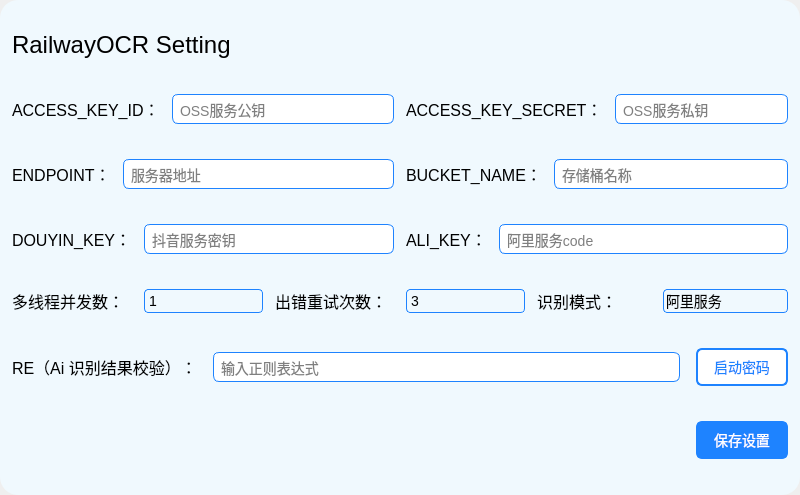
Qt form Ui_SettingWindow.ui (YangShengzhou03/RailwayOCR) before a commit.
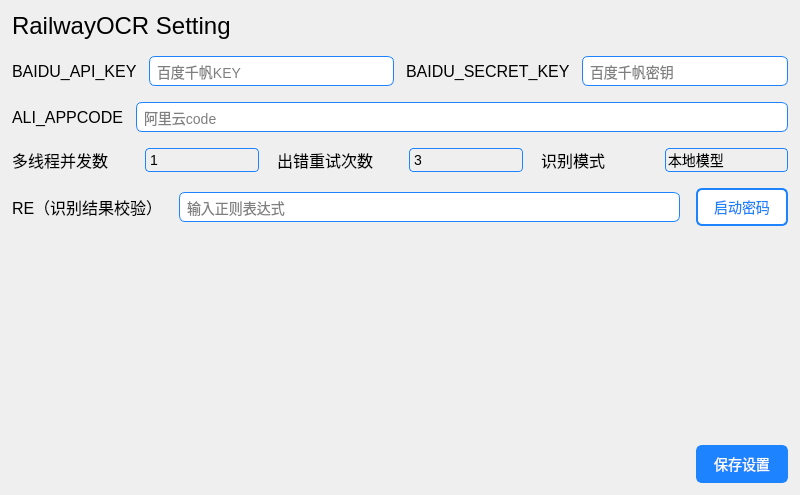
The same form after that commit. Icons and pictures are not drawn.

Patch:
```diff
--- a/Ui_SettingWindow.ui
+++ b/Ui_SettingWindow.ui
@@ -34,9 +34,9 @@
      <widget class="QFrame" name="main_frame">
       <property name="styleSheet">
        <string notr="true">QFrame{
-background-color: rgb(240, 249, 254);
+background-color: rgba(0, 0, 0, 0);
 border:0px solid red;
-border-radius:18px
+border-radius:0px
 }</string>
       </property>
       <property name="frameShape">
@@ -92,54 +92,6 @@
              </property>
             </widget>
            </item>
-           <item>
-            <widget class="QToolButton" name="toolButton_close">
-             <property name="styleSheet">
-              <string notr="true">QToolButton {
-    background: transparent;
-    border: none;
-    padding: 0;
-    spacing: 4px;
-    color: #333333;
-}
-
-QToolButton:hover {
-    background-color: rgb(255, 255, 255);
-    border-radius: 9px;
-}
-
-QToolButton:pressed {
-    background-color: rgba(150, 150, 150, 80);
-}
-
-QToolButton:disabled {
-    color: #999999;
-    opacity: 0.7;
-}
-
-QToolButton::menu-indicator {
-    image: none;
-    subcontrol-position: right center;
-    subcontrol-origin: padding;
-    width: 8px;
-    height: 8px;
-}</string>
-             </property>
-             <property name="text">
-              <string/>
-             </property>
-             <property name="icon">
-              <iconset>
-               <normaloff>resources/img/窗口控制/窗口控制-关闭.svg</normaloff>resources/img/窗口控制/窗口控制-关闭.svg</iconset>
-             </property>
-             <property name="iconSize">
-              <size>
-               <width>24</width>
-               <height>24</height>
-              </size>
-             </property>
-            </widget>
-           </item>
           </layout>
          </item>
          <item>
@@ -160,7 +112,7 @@
                 </font>
                </property>
                <property name="text">
-                <string>ACCESS_KEY_ID：</string>
+                <string>BAIDU_API_KEY</string>
                </property>
               </widget>
              </item>
@@ -199,7 +151,7 @@
 }</string>
                </property>
                <property name="placeholderText">
-                <string>OSS服务公钥</string>
+                <string>百度千帆KEY</string>
                </property>
               </widget>
              </item>
@@ -215,7 +167,7 @@
                 </font>
                </property>
                <property name="text">
-                <string>ACCESS_KEY_SECRET：</string>
+                <string>BAIDU_SECRET_KEY</string>
                </property>
               </widget>
              </item>
@@ -254,7 +206,7 @@
 }</string>
                </property>
                <property name="placeholderText">
-                <string>OSS服务私钥</string>
+                <string>百度千帆密钥</string>
                </property>
               </widget>
              </item>
@@ -280,7 +232,7 @@
                 </font>
                </property>
                <property name="text">
-                <string>ENDPOINT：</string>
+                <string>ALI_APPCODE</string>
                </property>
               </widget>
              </item>
@@ -319,62 +271,7 @@
 }</string>
                </property>
                <property name="placeholderText">
-                <string>服务器地址</string>
-               </property>
-              </widget>
-             </item>
-            </layout>
-           </item>
-           <item>
-            <layout class="QHBoxLayout" name="horizontalLayout_5">
-             <item>
-              <widget class="QLabel" name="label_5">
-               <property name="font">
-                <font>
-                 <pointsize>12</pointsize>
-                </font>
-               </property>
-               <property name="text">
-                <string>BUCKET_NAME：</string>
-               </property>
-              </widget>
-             </item>
-             <item>
-              <widget class="QLineEdit" name="lineEdit_BUCKET_NAME">
-               <property name="font">
-                <font>
-                 <pointsize>-1</pointsize>
-                </font>
-               </property>
-               <property name="styleSheet">
-                <string notr="true">QLineEdit {
-    border: 1px solid rgb(30, 131, 255);
-    border-radius: 6px;
-    padding: 5px;
-    background-color: white;
-    color: black;
-    font-size: 14px;
-}
-
-QLineEdit:hover {
-    border: 2px solid rgb(30, 131, 255);
-    padding: 4px;
-}
-
-QLineEdit:focus {
-    border: 2px solid rgb(30, 131, 255);
-    padding: 4px;
-    background-color: #f8faff;
-}
-
-QLineEdit:disabled {
-    border: 1px solid #cccccc;
-    background-color: #f0f0f0;
-    color: #999999;
-}</string>
-               </property>
-               <property name="placeholderText">
-                <string>存储桶名称</string>
+                <string notr="true">阿里云code</string>
                </property>
               </widget>
              </item>
@@ -388,121 +285,14 @@
             <number>12</number>
            </property>
            <item>
-            <layout class="QHBoxLayout" name="horizontalLayout_12">
-             <item>
-              <widget class="QLabel" name="label_9">
-               <property name="font">
-                <font>
-                 <pointsize>12</pointsize>
-                </font>
-               </property>
-               <property name="text">
-                <string>DOUYIN_KEY：</string>
-               </property>
-              </widget>
-             </item>
-             <item>
-              <widget class="QLineEdit" name="lineEdit_DOUYIN_API_KEY">
-               <property name="font">
-                <font>
-                 <pointsize>-1</pointsize>
-                </font>
-               </property>
-               <property name="styleSheet">
-                <string notr="true">QLineEdit {
-    border: 1px solid rgb(30, 131, 255);
-    border-radius: 6px;
-    padding: 5px;
-    background-color: white;
-    color: black;
-    font-size: 14px;
-}
-
-QLineEdit:hover {
-    border: 2px solid rgb(30, 131, 255);
-    padding: 4px;
-}
-
-QLineEdit:focus {
-    border: 2px solid rgb(30, 131, 255);
-    padding: 4px;
-    background-color: #f8faff;
-}
-
-QLineEdit:disabled {
-    border: 1px solid #cccccc;
-    background-color: #f0f0f0;
-    color: #999999;
-}</string>
-               </property>
-               <property name="placeholderText">
-                <string>抖音服务密钥</string>
-               </property>
-              </widget>
-             </item>
-            </layout>
-           </item>
-           <item>
-            <layout class="QHBoxLayout" name="horizontalLayout_13">
-             <item>
-              <widget class="QLabel" name="label_10">
-               <property name="font">
-                <font>
-                 <pointsize>12</pointsize>
-                </font>
-               </property>
-               <property name="text">
-                <string>ALI_KEY：</string>
-               </property>
-              </widget>
-             </item>
-             <item>
-              <widget class="QLineEdit" name="lineEdit_ALI_CODE">
-               <property name="font">
-                <font>
-                 <pointsize>-1</pointsize>
-                </font>
-               </property>
-               <property name="styleSheet">
-                <string notr="true">QLineEdit {
-    border: 1px solid rgb(30, 131, 255);
-    border-radius: 6px;
-    padding: 5px;
-    background-color: white;
-    color: black;
-    font-size: 14px;
-}
-
-QLineEdit:hover {
-    border: 2px solid rgb(30, 131, 255);
-    padding: 4px;
-}
-
-QLineEdit:focus {
-    border: 2px solid rgb(30, 131, 255);
-    padding: 4px;
-    background-color: #f8faff;
-}
-
-QLineEdit:disabled {
-    border: 1px solid #cccccc;
-    background-color: #f0f0f0;
-    color: #999999;
-}</string>
-               </property>
-               <property name="placeholderText">
-                <string>阿里服务code</string>
-               </property>
-              </widget>
-             </item>
-            </layout>
+            <layout class="QHBoxLayout" name="horizontalLayout_13"/>
            </item>
           </layout>
          </item>
          <item>
-          <layout class="QHBoxLayout" name="horizontalLayout_6">
+          <layout class="QHBoxLayout" name="horizontalLayout_6" stretch="0,0,0">
            <property name="spacing">
-            <number>12</number>
+            <number>18</number>
            </property>
            <property name="rightMargin">
             <number>0</number>
@@ -517,7 +307,7 @@
                 </font>
                </property>
                <property name="text">
-                <string>多线程并发数：</string>
+                <string>多线程并发数</string>
                </property>
               </widget>
              </item>
@@ -598,7 +388,7 @@
                 </font>
                </property>
                <property name="text">
-                <string>出错重试次数：</string>
+                <string>出错重试次数</string>
                </property>
               </widget>
              </item>
@@ -673,7 +463,7 @@
             </layout>
            </item>
            <item>
-            <layout class="QHBoxLayout" name="horizontalLayout_16">
+            <layout class="QHBoxLayout" name="horizontalLayout_16" stretch="0,0">
              <property name="spacing">
               <number>0</number>
              </property>
@@ -688,7 +478,7 @@
                 </font>
                </property>
                <property name="text">
-                <string>识别模式：</string>
+                <string>识别模式</string>
                </property>
               </widget>
              </item>
@@ -758,11 +548,6 @@
     selection-color: black;
 }</string>
                </property>
-               <item>
-                <property name="text">
-                 <string>阿里服务</string>
-                </property>
-               </item>
                <item>
                 <property name="text">
                  <string>本地模型</string>
@@ -794,7 +579,7 @@
               </font>
              </property>
              <property name="text">
-              <string>RE（Ai 识别结果校验）：</string>
+              <string>RE（识别结果校验）</string>
              </property>
             </widget>
            </item>
@@ -875,6 +660,19 @@
          <item>
           <layout class="QVBoxLayout" name="verticalLayout_3"/>
          </item>
+         <item>
+          <spacer name="verticalSpacer">
+           <property name="orientation">
+            <enum>Qt::Vertical</enum>
+           </property>
+           <property name="sizeHint" stdset="0">
+            <size>
+             <width>20</width>
+             <height>40</height>
+            </size>
+           </property>
+          </spacer>
+         </item>
          <item>
           <layout class="QHBoxLayout" name="horizontalLayout_15">
            <item>
```
Left out of the diff: 10 changed lines with no effect on the pictures.
